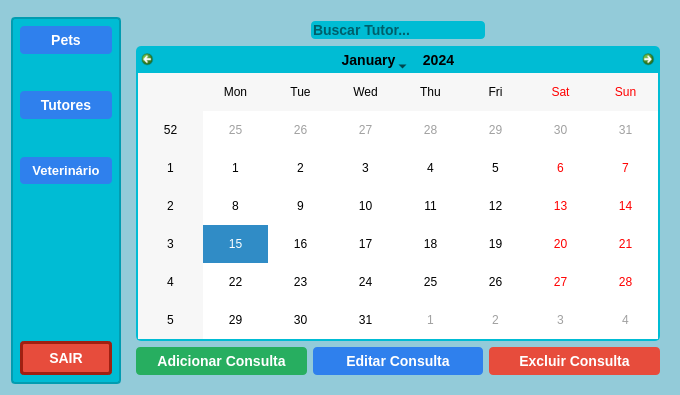
First picture: the form in tela_recepcionista_consulta.ui, repository mateuszinum/Projeto-Clinica-Veterinaria, before the edit.
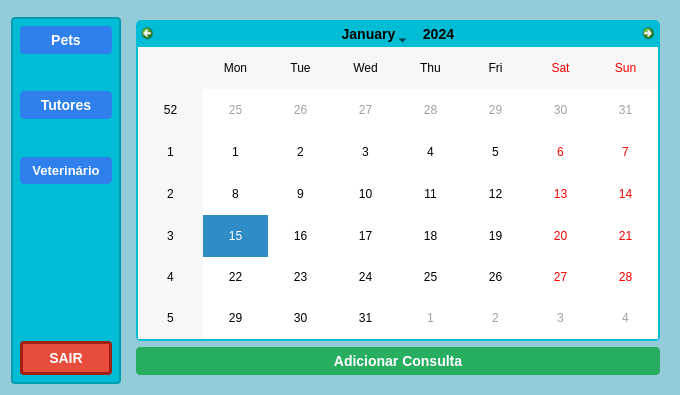
Second picture: the form after the edit.

Diff of the .ui file:
```diff
--- a/tela_recepcionista_consulta.ui
+++ b/tela_recepcionista_consulta.ui
@@ -35,52 +35,34 @@
    <item row="0" column="1" rowspan="2">
     <widget class="QWidget" name="widget_2" native="true">
      <layout class="QGridLayout" name="gridLayout">
-      <item row="0" column="0">
-       <layout class="QHBoxLayout" name="horizontalLayout_3">
-        <item>
-         <spacer name="horizontalSpacer">
-          <property name="orientation">
-           <enum>Qt::Horizontal</enum>
-          </property>
-          <property name="sizeHint" stdset="0">
-           <size>
-            <width>40</width>
-            <height>20</height>
-           </size>
-          </property>
-         </spacer>
-        </item>
-        <item>
-         <widget class="QLineEdit" name="tutorInput">
-          <property name="styleSheet">
-           <string notr="true">    font-family: &quot;Arial&quot;, sans-serif;
-    font-size: 14px;
-    font-weight: bold;
-background-color: #00bcd4;
-    border-radius: 4px;
-    border: none;</string>
-          </property>
-          <property name="placeholderText">
-           <string>Buscar Tutor...</string>
-          </property>
-         </widget>
-        </item>
-        <item>
-         <spacer name="horizontalSpacer_2">
-          <property name="orientation">
-           <enum>Qt::Horizontal</enum>
-          </property>
-          <property name="sizeHint" stdset="0">
-           <size>
-            <width>40</width>
-            <height>20</height>
-           </size>
-          </property>
-         </spacer>
-        </item>
-       </layout>
-      </item>
       <item row="1" column="0">
+       <layout class="QHBoxLayout" name="horizontalLayout">
+        <item>
+         <widget class="QPushButton" name="addConsultaBTN">
+          <property name="styleSheet">
+           <string notr="true">QPushButton {
+    background-color: #27ae60;
+    color: white;
+    border-radius: 4px;
+    border: none;
+    padding: 6px 12px;
+    font-family: &quot;Arial&quot;, sans-serif;
+    font-size: 14px;
+    font-weight: bold;
+}
+QPushButton:hover {
+    background-color: #219150;
+}
+</string>
+          </property>
+          <property name="text">
+           <string>Adicionar Consulta</string>
+          </property>
+         </widget>
+        </item>
+       </layout>
+      </item>
+      <item row="0" column="0">
        <widget class="QCalendarWidget" name="calendarWidget">
         <property name="styleSheet">
          <string notr="true">/* Fundo geral do calendário */
@@ -200,78 +182,6 @@
         </property>
        </widget>
       </item>
-      <item row="2" column="0">
-       <layout class="QHBoxLayout" name="horizontalLayout">
-        <item>
-         <widget class="QPushButton" name="addConsultaBTN">
-          <property name="styleSheet">
-           <string notr="true">QPushButton {
-    background-color: #27ae60;
-    color: white;
-    border-radius: 4px;
-    border: none;
-    padding: 6px 12px;
-    font-family: &quot;Arial&quot;, sans-serif;
-    font-size: 14px;
-    font-weight: bold;
-}
-QPushButton:hover {
-    background-color: #219150;
-}
-</string>
-          </property>
-          <property name="text">
-           <string>Adicionar Consulta</string>
-          </property>
-         </widget>
-        </item>
-        <item>
-         <widget class="QPushButton" name="editConsultaBTN">
-          <property name="styleSheet">
-           <string notr="true">QPushButton {
-    background-color: #2f80ed;
-    color: white;
-    border: none;
-    border-radius: 4px;
-    padding: 6px 12px;
-    font-family: &quot;Arial&quot;, sans-serif;
-    font-size: 14px;
-    font-weight: bold;
-}
-QPushButton:hover {
-    background-color: #1c64d1;
-}</string>
-          </property>
-          <property name="text">
-           <string>Editar Consulta</string>
-          </property>
-         </widget>
-        </item>
-        <item>
-         <widget class="QPushButton" name="delConsultaBTN">
-          <property name="styleSheet">
-           <string notr="true">QPushButton {
-    background-color: #e74c3c;
-    color: white;
-    border-radius: 4px;
-    border: none;
-    padding: 6px 12px;
-    font-family: &quot;Arial&quot;, sans-serif;
-    font-size: 14px;
-    font-weight: bold;
-}
-QPushButton:hover {
-    background-color: #c0392b;
-}
-</string>
-          </property>
-          <property name="text">
-           <string>Excluir Consulta</string>
-          </property>
-         </widget>
-        </item>
-       </layout>
-      </item>
      </layout>
     </widget>
    </item>
```
Left out of the diff: 2 changed lines with no effect on the pictures.
